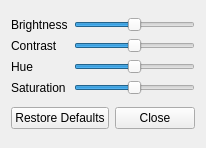
Qt form src/app/videoSettingsWidget.ui (KDE/dragon) before a commit.
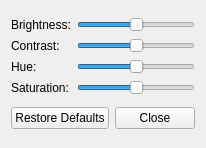
The same form after that commit.

Commit message: i18n style guide fixes: http://techbase.kde.org/Projects/Usability/HIG/Capitalization

Patch:
```diff
--- a/src/app/videoSettingsWidget.ui
+++ b/src/app/videoSettingsWidget.ui
@@ -15,7 +15,7 @@
      <item row="0" column="0" >
       <widget class="QLabel" name="brightnessLabel" >
        <property name="text" >
-        <string>Brightness</string>
+        <string>Brightness:</string>
        </property>
       </widget>
      </item>
@@ -38,7 +38,7 @@
      <item row="1" column="0" >
       <widget class="QLabel" name="contrastLabel" >
        <property name="text" >
-        <string>Contrast</string>
+        <string>Contrast:</string>
        </property>
       </widget>
      </item>
@@ -61,7 +61,7 @@
      <item row="2" column="0" >
       <widget class="QLabel" name="hueLabel" >
        <property name="text" >
-        <string>Hue</string>
+        <string>Hue:</string>
        </property>
       </widget>
      </item>
@@ -84,7 +84,7 @@
      <item row="3" column="0" >
       <widget class="QLabel" name="saturationLabel" >
        <property name="text" >
-        <string>Saturation</string>
+        <string>Saturation:</string>
        </property>
       </widget>
      </item>
```
